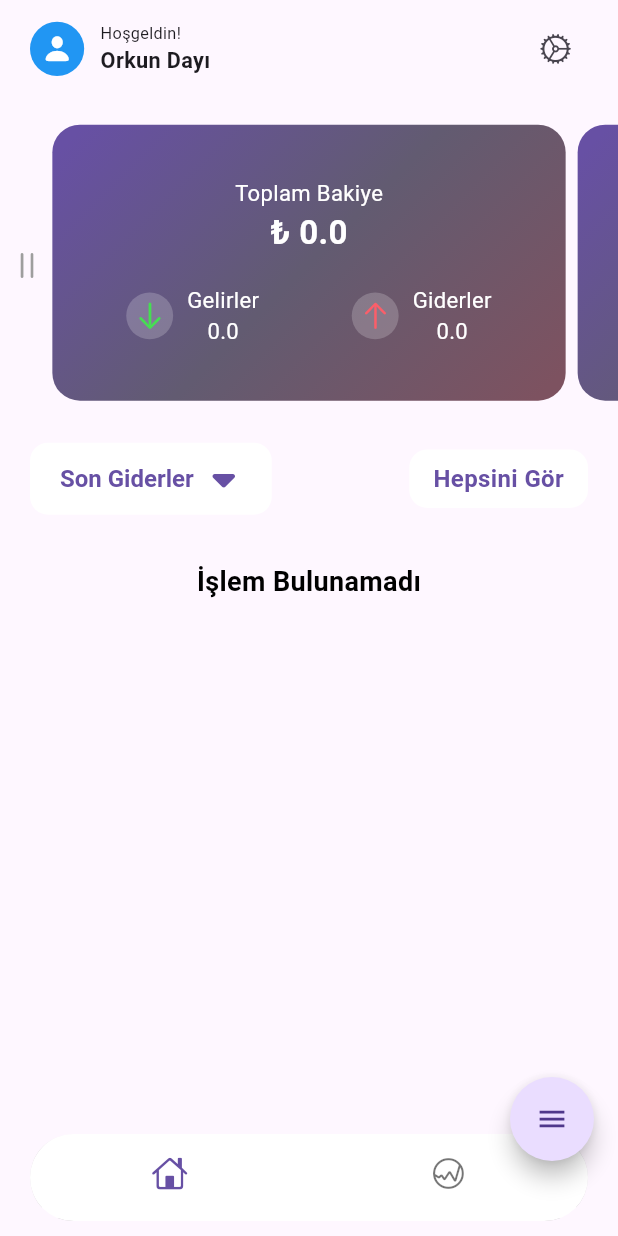
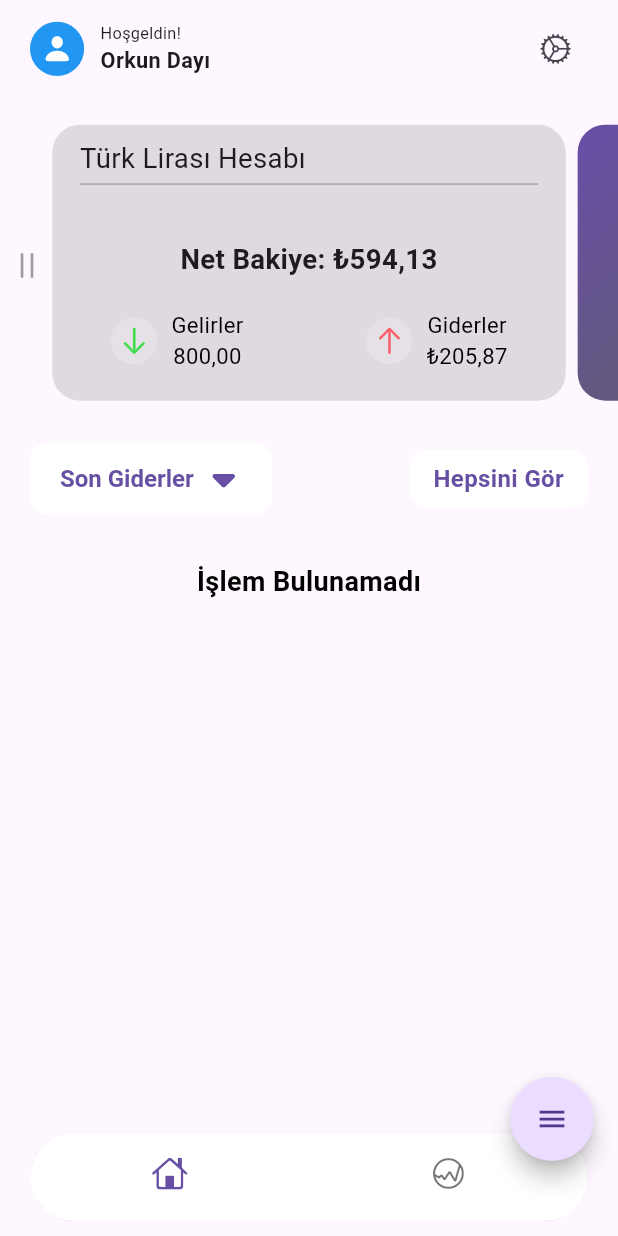
Before and after one commit to orkundayi/transaction_tracker, a Flutter app: the screen it shows after launch, on a phone screen of 412 x 824 dp. Run offline on Flutter 3.47's test engine with Material 3 defaults, Android fonts, the phone set to English and light mode, and no system bars; drawn by our look-alikes of carousel_slider, flutter_speed_dial; our stand-ins replace bloc, cloud_firestore, firebase_auth, firebase_core, fl_chart, flutter_bloc and 1 more; accounts and stored records are empty; generated files the repository leaves out were written again.

Commit message:
main
main

```diff
--- a/lib/screens/home/views/total_balance_card.dart
+++ b/lib/screens/home/views/total_balance_card.dart
@@ -56,27 +56,14 @@ class _TotalBalanceCardState extends State<TotalBalanceCard> {
   @override
   Widget build(BuildContext context) {
     final theme = Theme.of(context);
-    return BlocListener<GetAllTransactionBloc, GetAllTransactionState>(
-      listener: (context, state) {
-        if (state is FetchingSuccess) {
-          final transactions = state.transactions;
-          final incomes = transactions.where((t) => t.type == TransactionType.income).toList();
-          final expenses = transactions.where((t) => t.type == TransactionType.expense).toList();
-          _lastIncome = incomes.fold(0,
-              (value, transaction) => value + ((transaction.calculatedAmount != null && transaction.calculatedAmount != 0.0) ? transaction.calculatedAmount! : transaction.amount));
-          _lastExpense = expenses.fold(0, (value, transaction) => value + checkIfExpenseHasInstallments(transaction));
-          _lastIncome = double.parse(_lastIncome.toStringAsFixed(2));
-          _lastExpense = double.parse(_lastExpense.toStringAsFixed(2));
-          _lastTotalBalance = _lastIncome - _lastExpense;
-          setState(() {
-            _loadedOnce = true;
-          });
-        } else if (state is TransactionFetchError) {
-          ScaffoldMessenger.of(context).showSnackBar(
-            SnackBar(content: Text('Veriler yüklenirken hata oluştu: ${state.error}')),
-          );
-        }
-      },
+    return MultiBlocListener(
+      listeners: [
+        BlocListener<GetAllTransactionBloc, GetAllTransactionState>(
+          listener: (context, state) {
+            checkBalance(context, state);
+          },
+        ),
+      ],
       child: _loadedOnce
           ? GestureDetector(
               onHorizontalDragEnd: (details) {
@@ -156,7 +143,7 @@ class _TotalBalanceCardState extends State<TotalBalanceCard> {
                                     _carouselSliderController.nextPage(duration: const Duration(milliseconds: 200), curve: Curves.easeInOut);
                                   }
                                 },
-                                child: TotalBalance(theme: theme, totalBalance: _lastTotalBalance, income: _lastIncome, expense: _lastExpense),
+                                child: const StarterCard(),
                               ),
                               TotalBalance(theme: theme, totalBalance: _lastTotalBalance, income: _lastIncome, expense: _lastExpense),
                               TotalBalance(theme: theme, totalBalance: _lastTotalBalance, income: _lastIncome, expense: _lastExpense),
@@ -188,6 +175,27 @@ class _TotalBalanceCardState extends State<TotalBalanceCard> {
               ),
             ),
     );
+  }
+
+  void checkBalance(BuildContext context, GetAllTransactionState state) {
+    if (state is FetchingSuccess) {
+      final transactions = state.transactions;
+      final incomes = transactions.where((t) => t.type == TransactionType.income).toList();
+      final expenses = transactions.where((t) => t.type == TransactionType.expense).toList();
+      _lastIncome = incomes.fold(
+          0, (value, transaction) => value + ((transaction.calculatedAmount != null && transaction.calculatedAmount != 0.0) ? transaction.calculatedAmount! : transaction.amount));
+      _lastExpense = expenses.fold(0, (value, transaction) => value + checkIfExpenseHasInstallments(transaction));
+      _lastIncome = double.parse(_lastIncome.toStringAsFixed(2));
+      _lastExpense = double.parse(_lastExpense.toStringAsFixed(2));
+      _lastTotalBalance = _lastIncome - _lastExpense;
+      setState(() {
+        _loadedOnce = true;
+      });
+    } else if (state is TransactionFetchError) {
+      ScaffoldMessenger.of(context).showSnackBar(
+        SnackBar(content: Text('Veriler yüklenirken hata oluştu: ${state.error}')),
+      );
+    }
   }
 
   double checkIfExpenseHasInstallments(TransactionModel transaction) {
@@ -341,3 +349,139 @@ class TotalBalance extends StatelessWidget {
     );
   }
 }
+
+class StarterCard extends StatelessWidget {
+  const StarterCard({super.key});
+
+  @override
+  Widget build(BuildContext context) {
+    return InkWell(
+      onTap: () {
+        FirebaseTransactionRepository().createTurkishAccountForUser();
+      },
+      child: Padding(
+        padding: const EdgeInsets.all(4),
+        child: FittedBox(
+          fit: BoxFit.scaleDown,
+          child: Container(
+            padding: const EdgeInsets.only(top: 10, left: 20, right: 20, bottom: 10),
+            height: 200,
+            width: MediaQuery.of(context).size.width - 40,
+            decoration: const BoxDecoration(
+              color: Colors.black12,
+              borderRadius: BorderRadius.all(Radius.circular(20)),
+            ),
+            child: Column(
+              mainAxisAlignment: MainAxisAlignment.spaceBetween,
+              crossAxisAlignment: CrossAxisAlignment.stretch,
+              children: [
+                const Column(
+                  mainAxisAlignment: MainAxisAlignment.start,
+                  crossAxisAlignment: CrossAxisAlignment.start,
+                  children: [
+                    Text(
+                      'Türk Lirası Hesabı',
+                      style: TextStyle(
+                        fontSize: 20,
+                      ),
+                    ),
+                    Divider(
+                      color: Colors.grey,
+                      thickness: 1,
+                      height: 8,
+                    ),
+                  ],
+                ),
+                const SizedBox(height: 32),
+                const Text(
+                  'Net Bakiye: ₺594,13',
+                  textAlign: TextAlign.center,
+                  style: TextStyle(
+                    fontSize: 20,
+                    fontWeight: FontWeight.bold,
+                  ),
+                ),
+                const SizedBox(height: 16),
+                Row(
+                  mainAxisAlignment: MainAxisAlignment.spaceAround,
+                  children: [
+                    Row(
+                      children: [
+                        Container(
+                          padding: const EdgeInsets.all(5),
+                          decoration: BoxDecoration(
+                            color: Colors.white.withOpacity(0.2),
+                            borderRadius: BorderRadius.circular(20),
+                          ),
+                          child: const Icon(
+                            CupertinoIcons.arrow_down,
+                            color: Color(0xff45de52),
+                          ),
+                        ),
+                        const SizedBox(width: 10),
+                        const Column(
+                          children: [
+                            Text(
+                              'Gelirler',
+                              style: TextStyle(
+                                color: Colors.black,
+                                fontSize: 16,
+                              ),
+                            ),
+                            Text(
+                              '800,00',
+                              style: TextStyle(
+                                color: Colors.black,
+                                fontSize: 16,
+                              ),
+                            ),
+                          ],
+                        ),
+                      ],
+                    ),
+                    const SizedBox(height: 8),
+                    Row(
+                      children: [
+                        Container(
+                          padding: const EdgeInsets.all(5),
+                          decoration: BoxDecoration(
+                            color: Colors.white.withOpacity(0.2),
+                            borderRadius: BorderRadius.circular(20),
+                          ),
+                          child: const Icon(
+                            CupertinoIcons.arrow_up,
+                            color: Color(0xfffb5e69),
+                          ),
+                        ),
+                        const SizedBox(width: 10),
+                        const Column(
+                          children: [
+                            Text(
+                              'Giderler',
+                              style: TextStyle(
+                                color: Colors.black,
+                                fontSize: 16,
+                              ),
+                            ),
+                            Text(
+                              '₺205,87',
+                              style: TextStyle(
+                                color: Colors.black,
+                                fontSize: 16,
+                              ),
+                            ),
+                          ],
+                        ),
+                      ],
+                    )
+                  ],
+                ),
+                const SizedBox(height: 8),
+              ],
+            ),
+          ),
+        ),
+      ),
+    );
+  }
+}
--- a/packages/transaction_repository/lib/src/firebase_transaction_repo.dart
+++ b/packages/transaction_repository/lib/src/firebase_transaction_repo.dart
@@ -8,6 +8,7 @@ import 'package:transaction_repository/src/transaction_repo.dart';
 
 class FirebaseTransactionRepository implements TransactionRepository {
   final transactionCollection = FirebaseFirestore.instance.collection('transactions');
+  final userAccountCollection = FirebaseFirestore.instance.collection('userAccounts');
   @override
   Future<void> createTransaction(TransactionModel transaction) async {
     try {
@@ -94,6 +95,22 @@ class FirebaseTransactionRepository implements TransactionRepository {
     });
   }
 
+  @override
+  Future<void> createTurkishAccountForUser() async {
+    final userAccount = await userAccountCollection.doc(getCurrenUser()?.uid ?? 'testUser').get();
+    if (!userAccount.exists) {
+      return userAccountCollection.doc(getCurrenUser()?.uid ?? 'testUser').set({
+        'userId': getCurrenUser()?.uid ?? 'testUser',
+        'accounts': [
+          {
+            'code': 'TR',
+            'balance': 0.0,
+          },
+        ],
+      });
+    }
+  }
+
   User? getCurrenUser() {
     return FirebaseAuth.instance.currentUser;
   }
--- a/packages/transaction_repository/lib/src/transaction_repo.dart
+++ b/packages/transaction_repository/lib/src/transaction_repo.dart
@@ -8,4 +8,6 @@ abstract class TransactionRepository {
   Future<List<TransactionModel>> fetchTransactionsForUser(TransactionType type, {DateTime? firstDate, DateTime? lastDate});
   Future<List<TransactionModel>> fetchLastTransactionsForUser(TransactionType type, {DateTime? firstDate, DateTime? lastDate});
   Future<List<TransactionModel>> fetchTransactionsForThisMonth();
+
+  Future<void> createTurkishAccountForUser();
 }
```
